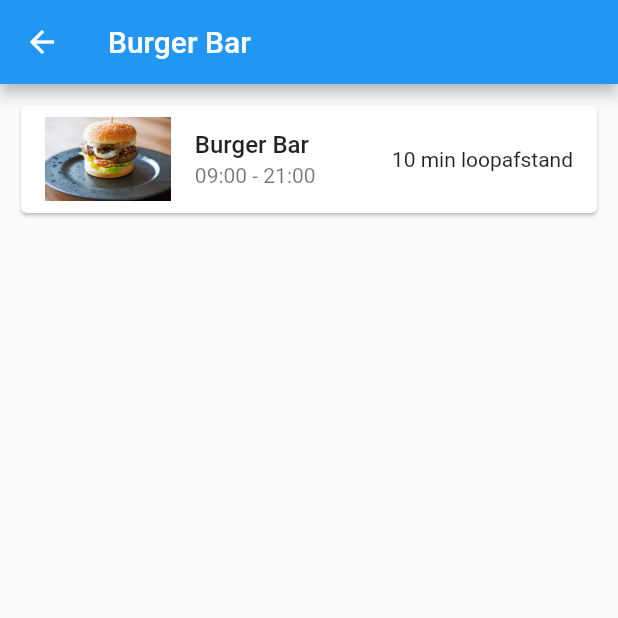
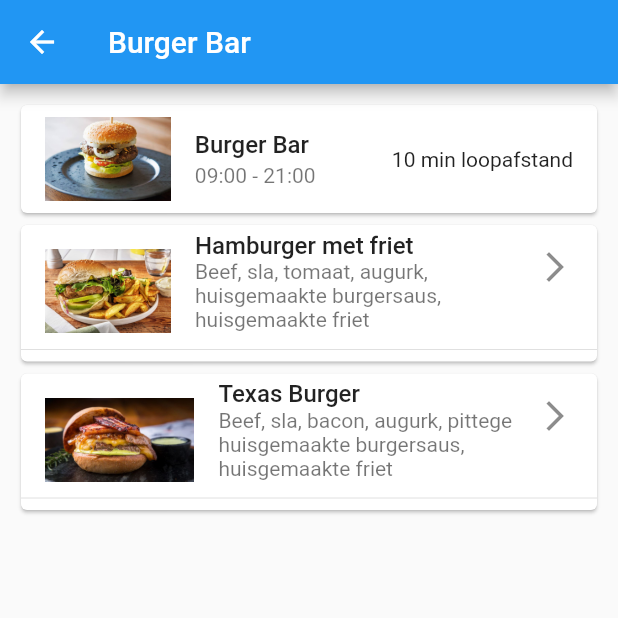
Before and after one commit to terrence229/Project-Mobile-Development, a Flutter app: the ItemMenu screen opened directly, on a phone screen of 412 x 824 dp, the top half of it. Run offline on Flutter 3.47's test engine with Material 2 defaults, Android fonts, the phone set to English and light mode, and no system bars.

Commit message:
Add: Items to order menu, not interactable

```diff
--- a/client/lib/screens/item_menu_screen.dart
+++ b/client/lib/screens/item_menu_screen.dart
@@ -46,13 +46,13 @@ class BuildItemCard extends StatelessWidget{
   BuildItemCard({
     Key key,
     this.photo,
-    this.title,
-    this.subtitle,
+    this.itemName,
+    this.description,
   }): super (key: key);
 
   final Widget photo;
-  final String title;
-  final String subtitle;
+  final String itemName;
+  final String description;
 
   @override
   Widget build(BuildContext context){
@@ -62,9 +62,9 @@ class BuildItemCard extends StatelessWidget{
             children: [
               ListTile(
                   leading: photo,
-                  title: Text(title,
+                  title: Text(itemName,
                       style: TextStyle(fontWeight: FontWeight.w500)),
-                  subtitle: Text(subtitle),
+                  subtitle: Text(description),
                   trailing: Icon(Icons.arrow_forward_ios)
                 ),
               Divider(),
@@ -88,6 +88,16 @@ class MyStatelessWidget extends StatelessWidget{
           restaurantName: 'Burger Bar',
           workingHours: '09:00 - 21:00',
           walkingDistance:'10 min loopafstand',
+        ),
+        BuildItemCard(
+          photo: Image.asset('assets/Burger_met_Friet.jpg'),
+          itemName: 'Hamburger met friet',
+          description: 'Beef, sla, tomaat, augurk, huisgemaakte burgersaus, huisgemaakte friet',
+        ),
+        BuildItemCard(
+          photo: Image.asset('assets/Texas_Burger.jpg'),
+          itemName: 'Texas Burger',
+          description: 'Beef, sla, bacon, augurk, pittege huisgemaakte burgersaus, huisgemaakte friet',
         )
       ],
     );
```
Also changed, not shown: client/assets/Burger_met_Friet.jpg (added), client/assets/Texas_Burger.jpg (added).
